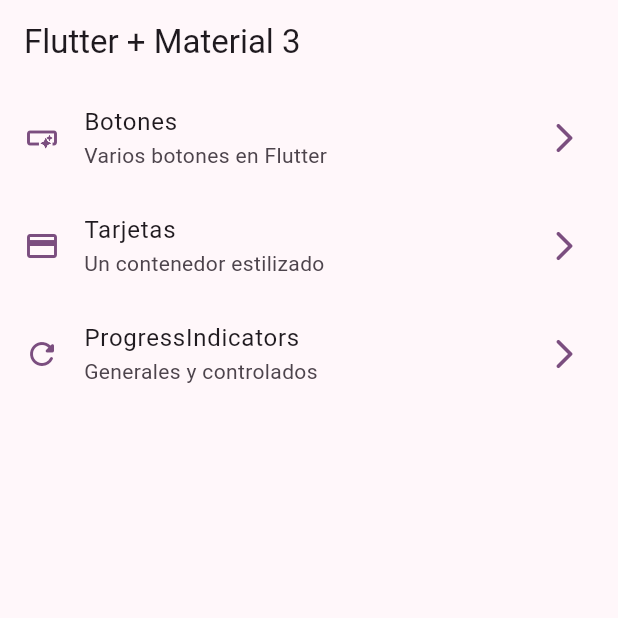
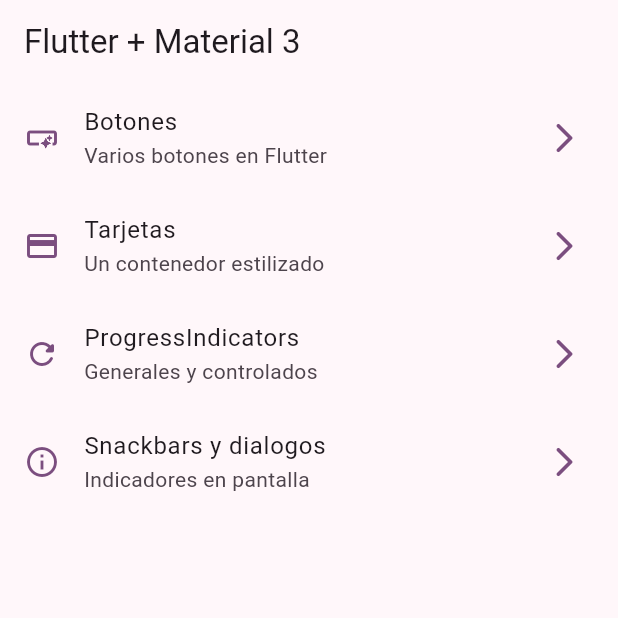
Before and after one commit to JorgeMirandaM/Flutter-widget_app, a Flutter app: the screen it shows after launch, on a phone screen of 412 x 824 dp, the top half of it. Run offline on Flutter 3.47's test engine with Material 2 defaults, Android fonts, the phone set to English and light mode, and no system bars; our stand-ins replace go_router.

Commit message:
snackbars dialogs finished

```diff
--- a/lib/config/menu/menu_items.dart
+++ b/lib/config/menu/menu_items.dart
@@ -29,4 +29,10 @@ const List<MenuItem> appMenuItems = [
       subTitle: 'Generales y controlados',
       link: '/progress',
       icon: Icons.refresh_rounded),
+  MenuItem(
+      title: 'Snackbars y dialogos',
+      subTitle: 'Indicadores en pantalla',
+      link: '/snackbars',
+      icon: Icons.info_outline),
+
 ];
--- a/lib/config/router/app_router.dart
+++ b/lib/config/router/app_router.dart
@@ -22,4 +22,10 @@ final appRouter = GoRouter(routes: [
     name: ProgressScreen.name,
     builder: (context, state) => const ProgressScreen(),
   ),
+
+  GoRoute(
+    path: '/snackbars',
+    name: SnackbarScreen.name,
+    builder: (context, state) => const SnackbarScreen(),
+  ),
 ]);
--- a/lib/main.dart
+++ b/lib/main.dart
@@ -12,6 +12,7 @@ class MainApp extends StatelessWidget {
   @override
   Widget build(BuildContext context) {
     return  MaterialApp.router(
+      title: 'Flutter Widgets',
       routerConfig: appRouter,
       debugShowCheckedModeBanner: false,
       theme: AppTheme(selectColor: 4).getTheme(),
```
Also changed, not shown: lib/presentation/screens/snackbar/snackbar_screen.dart (+58 -8 lines).
